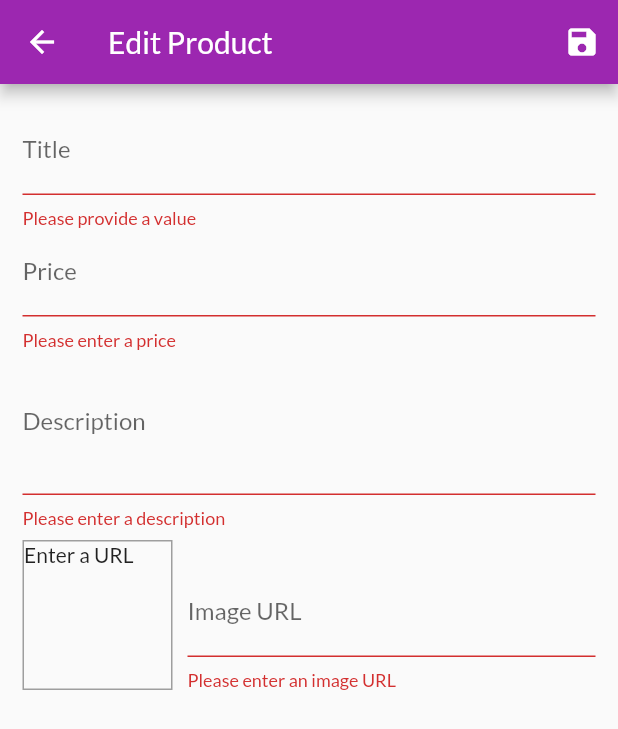
After one commit to Dark-R1der/SHOPING-APP, a Flutter app: the EditProductScreen screen opened by its route, after a tap on the "save" icon, on a phone screen of 412 x 824 dp. The commit adds this screen. Shown: the top 729 px of the screen. Run offline on Flutter 3.47's test engine with Material 2 defaults, Android fonts, the phone set to English and light mode, and no system bars; network calls fail.

Commit message:
Edit Screen Added
Added edit screen to add product or to edit the existing product

```diff
--- a/lib/provider/products.dart
+++ b/lib/provider/products.dart
@@ -64,8 +64,32 @@ class Products with ChangeNotifier {
   //   notifyListeners();
   // }
 
-  void addProduct() {
+  void addProduct(Product product) {
+    final newPrduct = Product(
+      id: DateTime.now().toString(),
+      title: product.title,
+      description: product.description,
+      price: product.price,
+      imageUrl: product.imageUrl,
+    );
+    _items.add(newPrduct);
+    // _items.insert(0, newPrduct);
     // _items.add(value);
     notifyListeners();
   }
+
+  void updateProduct(String id, Product newProduct) {
+    final prodIndex = _items.indexWhere((prod) => prod.id == id);
+    if (prodIndex >= 0) {
+      _items[prodIndex] = newProduct;
+    } else {
+      print("....");
+    }
+    notifyListeners();
+  }
+
+  void deleteProduct(String id) {
+    _items.removeWhere((prod) => prod.id == id);
+    notifyListeners();
+  }
 }
--- /dev/null
+++ b/lib/screens/edit_product_screen.dart
@@ -0,0 +1,271 @@
+import 'package:flutter/material.dart';
+import 'package:provider/provider.dart';
+
+import '../provider/product.dart';
+import '../provider/products.dart';
+
+class EditProductScreen extends StatefulWidget {
+  static const routeName = '/edit-product';
+
+  @override
+  State<EditProductScreen> createState() => _EditProductScreenState();
+}
+
+class _EditProductScreenState extends State<EditProductScreen> {
+  final _priceFocusNode = FocusNode();
+  final _descriptionFocusNode = FocusNode();
+  final _imageUrlController = TextEditingController();
+  final _imageUrlFocusNode = FocusNode();
+  final _form = GlobalKey<FormState>();
+  var _edittedProduct = Product(
+    id: null,
+    title: '',
+    description: '',
+    price: 0,
+    imageUrl: '',
+  );
+  var _initValues = {
+    'title': '',
+    'description': '',
+    'price': '',
+    'imageUrl': '',
+  };
+  var _isInit = true;
+
+  @override
+  void initState() {
+    _imageUrlFocusNode.addListener(_updateImageUrl);
+    super.initState();
+  }
+
+  void didChangeDependencies() {
+    if (_isInit) {
+      final productId = ModalRoute.of(context).settings.arguments as String;
+      if (productId != null) {
+        _edittedProduct =
+            Provider.of<Products>(context, listen: false).findById(productId);
+        _initValues = {
+          'title': _edittedProduct.title,
+          'description': _edittedProduct.description,
+          'price': _edittedProduct.price.toString(),
+          // 'imageUrl': _edittedProduct.imageUrl,
+          'imageUrl': '',
+        };
+        _imageUrlController.text = _edittedProduct.imageUrl;
+      }
+    }
+    _isInit = false;
+    super.didChangeDependencies();
+  }
+
+  @override
+  void dispose() {
+    _imageUrlFocusNode.removeListener(_updateImageUrl);
+    _priceFocusNode.dispose();
+    _descriptionFocusNode.dispose();
+    _imageUrlController.dispose();
+    _imageUrlFocusNode.dispose();
+    super.dispose();
+  }
+
+  void _updateImageUrl() {
+    if (!_imageUrlFocusNode.hasFocus) {
+      if (!_imageUrlController.text.startsWith('http') &&
+              !_imageUrlController.text.startsWith('https') ||
+          !_imageUrlController.text.endsWith('.png') &&
+              !_imageUrlController.text.endsWith('.jpg') &&
+              !_imageUrlController.text.endsWith('.jpeg')) {
+        return;
+      }
+      setState(() {});
+    }
+  }
+
+  void _saveForm() {
+    final isValid = _form.currentState.validate();
+    if (!isValid) {
+      return;
+    }
+    _form.currentState.save();
+    if (_edittedProduct.id != null) {
+      Provider.of<Products>(context, listen: false)
+          .updateProduct(_edittedProduct.id, _edittedProduct);
+    } else {
+      Provider.of<Products>(context, listen: false).addProduct(_edittedProduct);
+    }
+    Navigator.of(context).pop();
+  }
+
+  @override
+  Widget build(BuildContext context) {
+    return Scaffold(
+      appBar: AppBar(
+        title: Text('Edit Product'),
+        actions: <Widget>[
+          IconButton(
+            onPressed: _saveForm,
+            icon: Icon(Icons.save),
+          ),
+        ],
+      ),
+      body: Padding(
+        padding: EdgeInsets.all(15.0),
+        child: Form(
+          key: _form,
+          child: ListView(
+            children: <Widget>[
+              TextFormField(
+                initialValue: _initValues['title'],
+                decoration: InputDecoration(labelText: 'Title'),
+                textInputAction: TextInputAction.next,
+                onFieldSubmitted: (_) {
+                  FocusScope.of(context).requestFocus(_priceFocusNode);
+                },
+                validator: (value) {
+                  if (value.isEmpty) {
+                    return 'Please provide a value';
+                  }
+                  return null;
+                },
+                onSaved: (value) {
+                  _edittedProduct = Product(
+                    title: value,
+                    description: _edittedProduct.description,
+                    price: _edittedProduct.price,
+                    imageUrl: _edittedProduct.imageUrl,
+                    isFavorite: _edittedProduct.isFavorite,
+                    id: _edittedProduct.id,
+                  );
+                },
+              ),
+              TextFormField(
+                initialValue: _initValues['price'],
+                decoration: InputDecoration(labelText: 'Price'),
+                textInputAction: TextInputAction.next,
+                keyboardType: TextInputType.number,
+                focusNode: _priceFocusNode,
+                onFieldSubmitted: (_) {
+                  FocusScope.of(context).requestFocus(_descriptionFocusNode);
+                },
+                validator: (value) {
+                  if (value.isEmpty) {
+                    return 'Please enter a price';
+                  }
+                  if (double.tryParse(value) == null) {
+                    return 'Please enter a valid number';
+                  }
+                  if (double.parse(value) <= 0) {
+                    return 'Please enter a number greater than zero';
+                  }
+                  return null;
+                },
+                onSaved: (value) {
+                  _edittedProduct = Product(
+                    title: _edittedProduct.title,
+                    description: _edittedProduct.description,
+                    price: double.parse(value),
+                    imageUrl: _edittedProduct.imageUrl,
+                    isFavorite: _edittedProduct.isFavorite,
+                    id: _edittedProduct.id,
+                  );
+                },
+              ),
+              TextFormField(
+                initialValue: _initValues['description'],
+                decoration: InputDecoration(labelText: 'Description'),
+                maxLines: 3,
+                keyboardType: TextInputType.multiline,
+                focusNode: _descriptionFocusNode,
+                validator: (value) {
+                  if (value.isEmpty) {
+                    return 'Please enter a description';
+                  }
+                  if (value.length < 10) {
+                    return 'Should be atleast 10 character long.';
+                  }
+                  return null;
+                },
+                onSaved: (value) {
+                  _edittedProduct = Product(
+                    title: _edittedProduct.title,
+                    description: value,
+                    price: _edittedProduct.price,
+                    imageUrl: _edittedProduct.imageUrl,
+                    isFavorite: _edittedProduct.isFavorite,
+                    id: _edittedProduct.id,
+                  );
+                },
+              ),
+              Row(
+                crossAxisAlignment: CrossAxisAlignment.end,
+                children: <Widget>[
+                  Container(
+                    width: 100,
+                    height: 100,
+                    margin: EdgeInsets.only(
+                      top: 8,
+                      right: 10,
+                    ),
+                    decoration: BoxDecoration(
+                      border: Border.all(
+                        width: 1,
+                        color: Colors.grey,
+                      ),
+                    ),
+                    child: _imageUrlController.text.isEmpty
+                        ? Text('Enter a URL')
+                        : FittedBox(
+                            child: Image.network(
+                              _imageUrlController.text,
+                              fit: BoxFit.cover,
+                            ),
+                          ),
+                  ),
+                  Expanded(
+                    child: TextFormField(
+                      // initialValue: _initValues['imageUrl'],
+                      decoration: InputDecoration(labelText: 'Image URL'),
+                      keyboardType: TextInputType.url,
+                      textInputAction: TextInputAction.done,
+                      controller: _imageUrlController,
+                      focusNode: _imageUrlFocusNode,
+                      onEditingComplete: () {
+                        setState(() {});
+                      },
+                      onFieldSubmitted: (_) => {_saveForm()},
+                      validator: (value) {
+                        if (value.isEmpty) {
+                          return 'Please enter an image URL';
+                        }
+                        if (!value.startsWith('http') &&
+                            !value.startsWith('https')) {
+                          return 'Please enter a valid URL';
+                        }
+                        if (!value.endsWith('.png') &&
+                            !value.endsWith('.jpg') &&
+                            !value.endsWith('.jpeg')) {
+                          return 'Please enter a valid image URL';
+                        }
+                        return null;
+                      },
+                      onSaved: (value) {
+                        _edittedProduct = Product(
+                          title: _edittedProduct.title,
+                          description: _edittedProduct.description,
+                          price: _edittedProduct.price,
+                          imageUrl: value,
+                          isFavorite: _edittedProduct.isFavorite,
+                          id: _edittedProduct.id,
+                        );
+                      },
+                    ),
+                  ),
+                ],
+              ),
+            ],
+          ),
+        ),
+      ),
+    );
+  }
+}
--- a/lib/widgets/app_drawer.dart
+++ b/lib/widgets/app_drawer.dart
@@ -1,6 +1,7 @@
 import 'package:flutter/material.dart';
 
 import '../screens/orders_screen.dart';
+import '../screens/user_products_screen.dart';
 
 class AppDrawer extends StatelessWidget {
   @override
@@ -29,6 +30,15 @@ class AppDrawer extends StatelessWidget {
                   .pushReplacementNamed(OrdersScreen.routeName);
             },
           ),
+          Divider(),
+          ListTile(
+            leading: Icon(Icons.edit),
+            title: Text('Manage Products'),
+            onTap: () {
+              Navigator.of(context)
+                  .pushReplacementNamed(UserProductScreen.routeName);
+            },
+          ),
         ],
       ),
     );
```
Also changed, not shown: lib/main.dart (+6 -1 lines), lib/screens/user_products_screen.dart (added, +45 -0 lines), lib/widgets/user_product_item.dart (added, +45 -0 lines).
